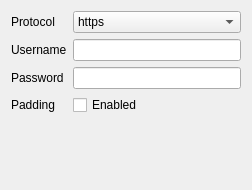
First picture: the form in ui/OutboundEditor.ui, repository Qv2ray/QvPlugin-NaiveProxy, before the edit.
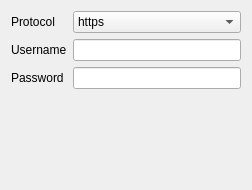
Second picture: the form after the edit.

Commit message: sync upstream: remove padding

The edit to the form file:
```diff
--- a/ui/OutboundEditor.ui
+++ b/ui/OutboundEditor.ui
@@ -68,23 +68,6 @@
      </property>
     </widget>
    </item>
-   <item row="3" column="0">
-    <widget class="QLabel" name="labelPadding">
-     <property name="text">
-      <string>Padding</string>
-     </property>
-     <property name="textFormat">
-      <enum>Qt::PlainText</enum>
-     </property>
-    </widget>
-   </item>
-   <item row="3" column="1">
-    <widget class="QCheckBox" name="checkPadding">
-     <property name="text">
-      <string>Enabled</string>
-     </property>
-    </widget>
-   </item>
   </layout>
  </widget>
  <resources/>
```
The commit also changes 4 other files.
